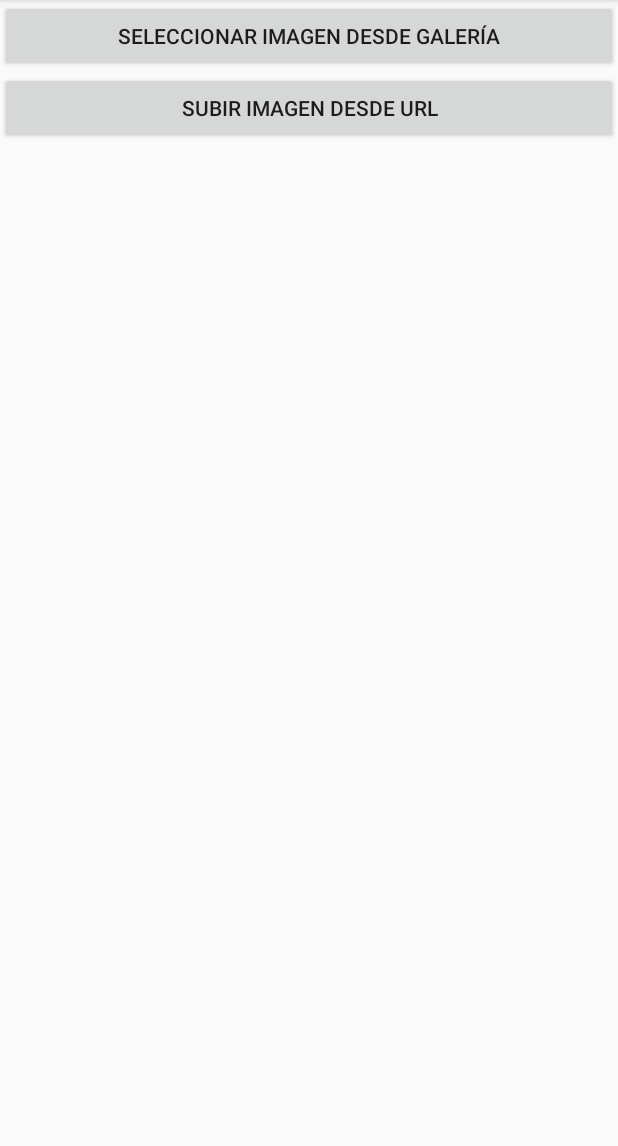
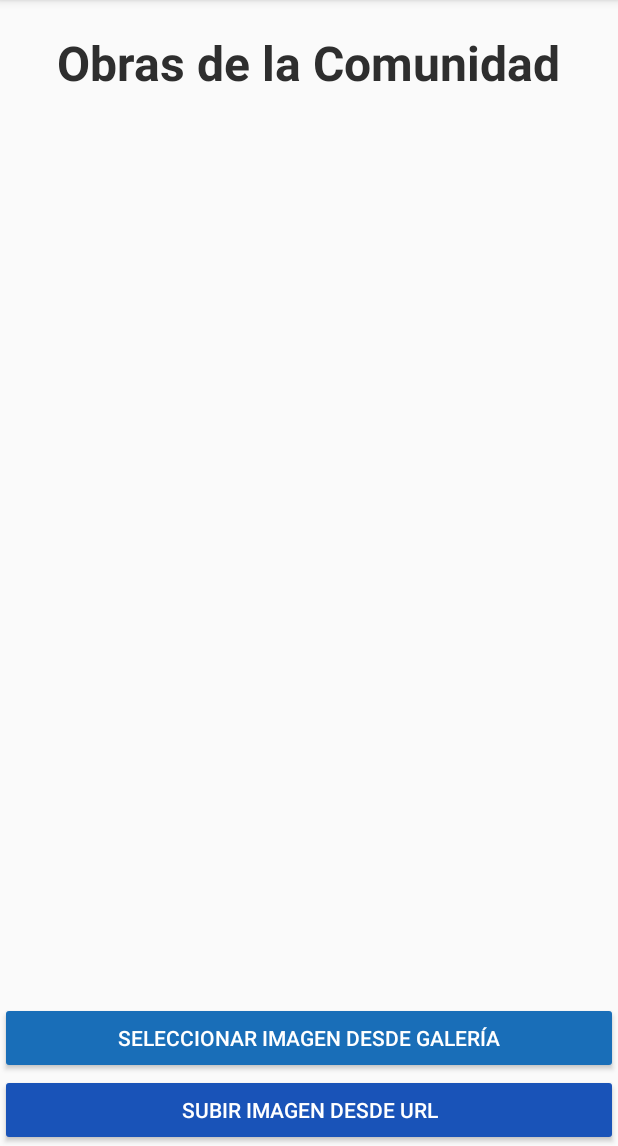
Before and after one commit to GaelZamudio/DeimosApp, an Android app: the fragment Obras placed in its activity, on a phone screen of 412 x 824 dp, the part 90-1236 px from its top. Run offline under Robolectric (Android 15) with nearby library versions, the phone set to English and light mode, and no system bars; pictures from the network do not load.

Commit message:
Art feature finished

```diff
--- a/app/src/main/java/com/example/deimosapp/Base.java
+++ b/app/src/main/java/com/example/deimosapp/Base.java
@@ -37,8 +37,6 @@ public class Base extends SQLiteOpenHelper {
                 "FOREIGN KEY(idUsuario) REFERENCES Usuario(idUsuario), " +
                 "FOREIGN KEY(idObra) REFERENCES Obra(idObra)" +
                 ");");
-
-        insertarObra("obra 1", "Juanito", "bonito no?", "https://i0.wp.com/puppis.blog/wp-content/uploads/2022/02/abc-cuidado-de-los-gatos-min.jpg?resize=521%2C346&ssl=1");
     }
 
     @Override
--- a/app/src/main/java/com/example/deimosapp/Obras.java
+++ b/app/src/main/java/com/example/deimosapp/Obras.java
@@ -1,16 +1,18 @@
 package com.example.deimosapp;
 
+import android.content.Context;
 import android.content.DialogInterface;
 import android.content.Intent;
+import android.content.SharedPreferences;
+import android.database.Cursor;
+import android.database.sqlite.SQLiteDatabase;
 import android.net.Uri;
 import android.os.Bundle;
 import android.provider.MediaStore;
 import android.view.LayoutInflater;
 import android.view.View;
 import android.view.ViewGroup;
-import android.widget.Button;
-import android.widget.EditText;
-import android.widget.ListView;
+import android.widget.*;
 
 import androidx.appcompat.app.AlertDialog;
 import androidx.appcompat.app.AppCompatActivity;
@@ -18,22 +20,24 @@ import androidx.fragment.app.Fragment;
 
 import java.util.ArrayList;
 import java.util.List;
+import java.util.prefs.Preferences;
 
 public class Obras extends Fragment implements View.OnClickListener {
 
     private static final int PICK_IMAGE_REQUEST = 1;
     private List<Obra> Obras = new ArrayList<>();
     private ObrasAdapter adapter;
-
+    private ListView listView;
     @Override
-    public View onCreateView(LayoutInflater inflater, ViewGroup container,
-                             Bundle savedInstanceState) {
+    public View onCreateView(LayoutInflater inflater, ViewGroup container, Bundle savedInstanceState) {
         View view = inflater.inflate(R.layout.fragment_obras, container, false);
 
-        ListView listView = view.findViewById(R.id.listViewObras);
-
+        listView = view.findViewById(R.id.listViewObras);
         adapter = new ObrasAdapter(getContext(), Obras);
         listView.setAdapter(adapter);
+
+        // Cargar obras desde la base de datos
+        cargarObrasDesdeBase();
 
         // Botón para seleccionar imagen desde la galería
         Button selectImageButton = view.findViewById(R.id.selectImageButton);
@@ -56,6 +60,7 @@ public class Obras extends Fragment implements View.OnClickListener {
 
         return view;
     }
+
 
     @Override
     public void onClick(View v) {
@@ -94,19 +99,77 @@ public class Obras extends Fragment implements View.OnClickListener {
 
     // Método para solicitar texto y agregar el ítem a la lista
     private void promptForTextAndAddItem(final Uri imageUri) {
-        final EditText editText = new EditText(getContext());
+        final View dialogView = LayoutInflater.from(getContext()).inflate(R.layout.dialog_add_obra, null);
+        final EditText tituloInput = dialogView.findViewById(R.id.tituloInput);
+        final EditText descripcionInput = dialogView.findViewById(R.id.descripcionInput);
+
         new AlertDialog.Builder(getActivity())
-                .setTitle("Añadir texto")
-                .setView(editText)
+                .setTitle("Añadir obra")
+                .setView(dialogView)
                 .setPositiveButton("Guardar", new DialogInterface.OnClickListener() {
                     @Override
                     public void onClick(DialogInterface dialog, int which) {
-                        String text = editText.getText().toString();
-                        Obras.add(new Obra(imageUri, text));
-                        adapter.notifyDataSetChanged();
+                        String titulo = tituloInput.getText().toString();
+                        SharedPreferences prefs = getActivity().getSharedPreferences("DeimosPrefs", Context.MODE_PRIVATE);
+                        String autor = prefs.getString("nombre","Usuario");
+                        String descripcion = descripcionInput.getText().toString();
+                        String urlImagen = imageUri.toString();
+
+                        // Insertar en la base de datos
+                        Base dbHelper = new Base(getContext(), "administracion", null, 1);
+                        try {
+                            dbHelper.insertarObra(titulo, autor, descripcion, urlImagen);
+
+                            // Recargar las obras desde la base
+                            cargarObrasDesdeBase();
+                        } catch (Exception e){
+                            Toast.makeText(getContext(), e.getMessage(), Toast.LENGTH_SHORT).show();
+                        }
+
                     }
                 })
                 .setNegativeButton("Cancelar", null)
                 .show();
     }
+
+
+    private void cargarObrasDesdeBase() {
+        Obras.clear(); // Limpia la lista antes de cargar
+
+        Base dbHelper = new Base(getContext(), "administracion", null, 1);
+        SQLiteDatabase db = dbHelper.getReadableDatabase();
+
+        try {
+            String query = "SELECT titulo, autor, descripcion, urlImagen FROM Obra";
+            Cursor cursor = db.rawQuery(query, null);
+
+            if (cursor.moveToFirst()) {
+                do {
+                    String titulo = cursor.getString(0);
+                    String autor = cursor.getString(1);
+                    String descripcion = cursor.getString(2);
+                    String urlImagen = cursor.getString(3);
+
+                    // Crea una nueva obra y la agrega a la lista
+                    Obras.add(new Obra(Uri.parse(urlImagen), titulo, autor, descripcion));
+                } while (cursor.moveToNext());
+            }
+
+            cursor.close();
+        } catch (Exception e) {
+            e.printStackTrace(); // Imprime el error para el diagnóstico
+        } finally {
+            db.close();
+        }
+
+        adapter.notifyDataSetChanged(); // Refresca la lista
+    }
+
+    @Override
+    public void onResume() {
+        super.onResume();
+        cargarObrasDesdeBase(); // Llama al método para cargar las obras desde la base de datos
+    }
+
+
 }
--- a/app/src/main/res/layout/fragment_obras.xml
+++ b/app/src/main/res/layout/fragment_obras.xml
@@ -1,23 +1,37 @@
-<?xml version="1.0" encoding="utf-8"?>
 <LinearLayout xmlns:android="http://schemas.android.com/apk/res/android"
               android:orientation="vertical"
               android:layout_width="match_parent"
               android:layout_height="match_parent">
 
+    <TextView
+            android:layout_marginTop="20dp"
+            android:layout_width="wrap_content"
+            android:layout_height="wrap_content"
+            android:textSize="32dp"
+            android:textColor="#2E2E2E"
+            android:textStyle="bold"
+            android:layout_gravity="center_horizontal"
+            android:text="Obras de la Comunidad"/>
+
+    <ListView
+            android:id="@+id/listViewObras"
+            android:layout_width="match_parent"
+            android:layout_height="0dp"
+            android:layout_weight="1" />
+
     <Button
             android:id="@+id/selectImageButton"
             android:layout_width="match_parent"
             android:layout_height="wrap_content"
+            android:backgroundTint="@color/primary"
+            android:textColor="@color/white"
             android:text="Seleccionar imagen desde galería"/>
 
     <Button
             android:id="@+id/uploadFromUrlButton"
             android:layout_width="match_parent"
             android:layout_height="wrap_content"
+            android:backgroundTint="#1953B8"
+            android:textColor="@color/white"
             android:text="Subir imagen desde URL"/>
-
-    <ListView
-            android:id="@+id/listViewObras"
-            android:layout_width="match_parent"
-            android:layout_height="match_parent"/>
 </LinearLayout>
```
Also changed, not shown: app/src/main/java/com/example/deimosapp/Obra.java (+20 -4 lines), app/src/main/java/com/example/deimosapp/ObrasAdapter.java (+84 -3 lines), app/src/main/res/layout/dialog_add_obra.xml (added, +19 -0 lines), app/src/main/res/layout/item_obra.xml (+13 -0 lines).
